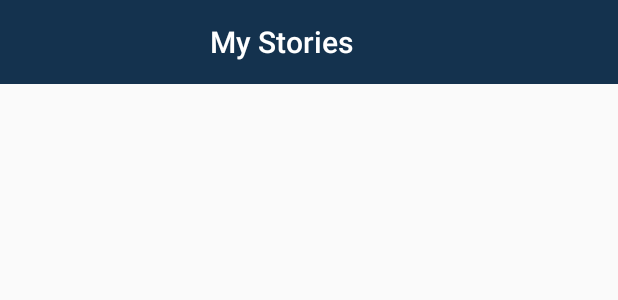
After one commit to ImayaDismas/theforce, an Android app: the layout activity_maindrawer.xml on its own in the app's theme, with its tools: preview values and no code run, on a phone screen of 412 x 824 dp. The commit adds this screen. Shown: the top 300 px of the screen. Run offline under Robolectric (Android 15) with nearby library versions, the phone set to English and light mode, and no system bars.

Commit message:
added the drawer main layout

```diff
--- /dev/null
+++ b/app/src/main/res/layout/activity_maindrawer.xml
@@ -0,0 +1,55 @@
+<?xml version="1.0" encoding="utf-8"?>
+<LinearLayout
+    xmlns:android="http://schemas.android.com/apk/res/android"
+    xmlns:app="http://schemas.android.com/apk/res-auto"
+    android:layout_width="match_parent"
+    android:layout_height="match_parent"
+    android:fitsSystemWindows="true"
+    android:orientation="vertical">
+
+    <android.support.v7.widget.Toolbar
+        xmlns:android="http://schemas.android.com/apk/res/android"
+        android:layout_width="match_parent"
+        android:layout_height="wrap_content"
+        android:background="@color/weirdblue"
+        android:id="@+id/toolbar"
+        android:theme="@style/ThemeOverlay.AppCompat.Dark.ActionBar"
+        app:title="My Stories"
+        app:titleMarginStart="140dp"/>
+
+    <android.support.v4.widget.DrawerLayout
+        xmlns:android="http://schemas.android.com/apk/res/android"
+        xmlns:app="http://schemas.android.com/apk/res-auto"
+        android:layout_height="match_parent"
+        android:layout_width="match_parent"
+        android:id="@+id/drawerLayout"
+        >
+
+
+
+        <FrameLayout
+            android:orientation="vertical"
+            android:layout_width="match_parent"
+            android:layout_height="match_parent"
+            android:id="@+id/containerView">
+        </FrameLayout>
+
+
+
+        <android.support.design.widget.NavigationView
+            xmlns:android="http://schemas.android.com/apk/res/android"
+            xmlns:app="http://schemas.android.com/apk/res-auto"
+            android:layout_width="wrap_content"
+            android:layout_height="match_parent"
+            android:layout_gravity="start"
+            android:id="@+id/shitstuff"
+            app:itemTextColor="@color/black"
+            app:menu="@menu/drawermenu"
+            android:layout_marginTop="-24dp"
+            />
+
+
+
+    </android.support.v4.widget.DrawerLayout>
+
+</LinearLayout>
--- a/app/src/main/res/values/colors.xml
+++ b/app/src/main/res/values/colors.xml
@@ -11,4 +11,5 @@
     <color name="buttonorange">#D07C42</color>
     <color name="border">#CDCDCD</color>
     <color name="addImageColor">#E2E2E2</color>
+    <color name="black">#000000</color>
 </resources>
```
